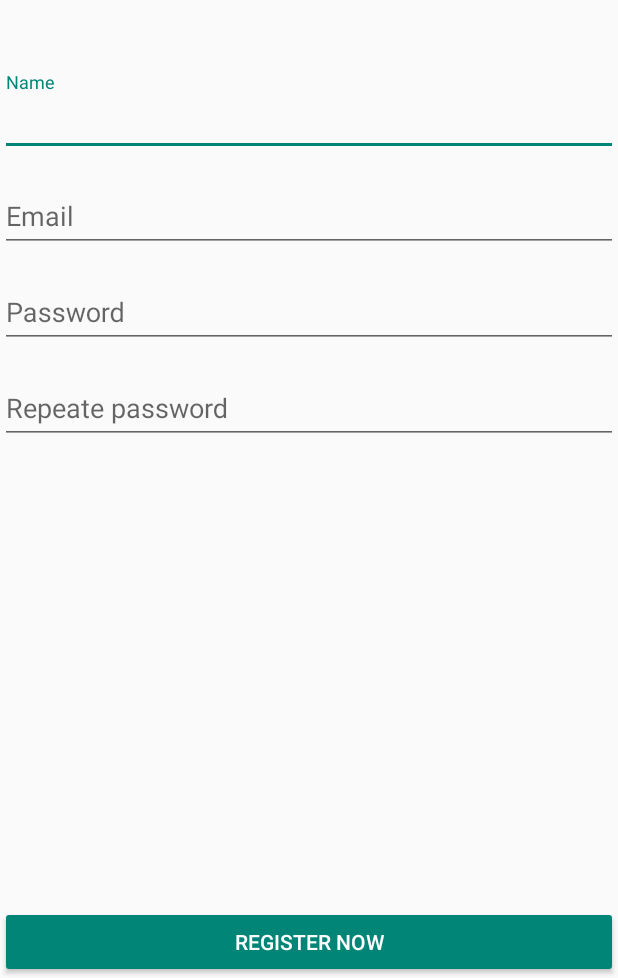
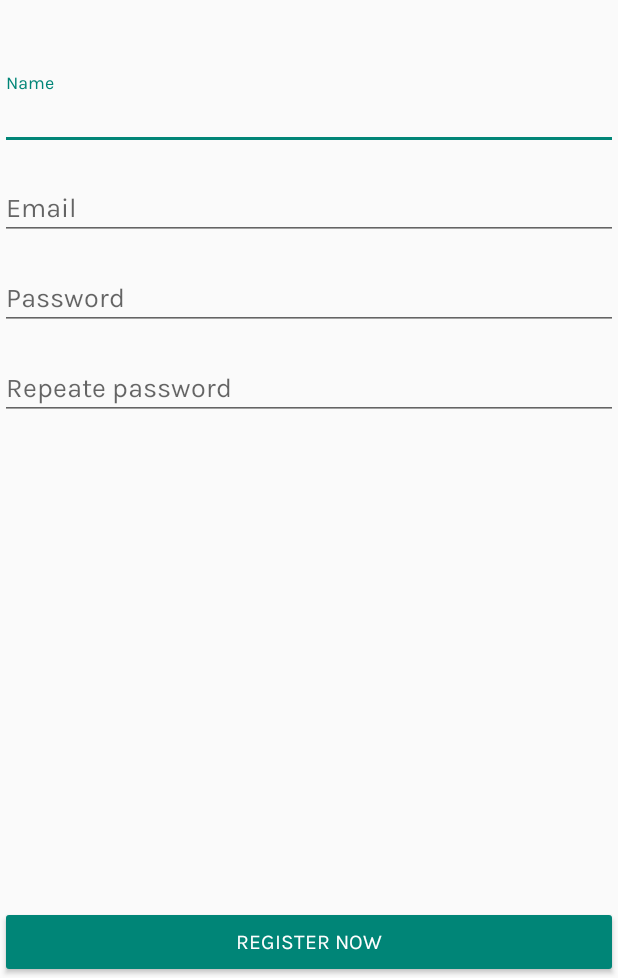
Before and after one commit to sergiokoloszuk/DigitalNews, an Android app: the RegisterActivity screen opened directly, with no data from a screen before it, on a phone screen of 412 x 824 dp, the part 258-1236 px from its top. Run offline under Robolectric (Android 15) with nearby library versions, the light colour scheme and no system bars; our stand-ins replace CircleImageView.

Commit message:
cor do botao e fonte

```diff
--- a/app/src/main/java/br/com/digitalnews/digitalnews/RegisterActivity.java
+++ b/app/src/main/java/br/com/digitalnews/digitalnews/RegisterActivity.java
@@ -20,7 +20,7 @@ public class RegisterActivity extends AppCompatActivity {
         btn_register_now.setOnClickListener(new View.OnClickListener() {
             @Override
             public void onClick(View v) {
-                startActivity(new Intent(RegisterActivity.this, ConfirmationActivity.class));
+                startActivity(new Intent(RegisterActivity.this, MainActivity.class));
             }
         });
 
--- a/app/src/main/res/layout/activity_register.xml
+++ b/app/src/main/res/layout/activity_register.xml
@@ -27,7 +27,8 @@
             android:layout_width="match_parent"
             android:layout_height="wrap_content"
             android:hint="Name"
-            android:inputType="text" />
+            android:inputType="text"
+            android:fontFamily="@font/karla_regular"/>
     </android.support.design.widget.TextInputLayout>
 
 
@@ -44,7 +45,8 @@
             android:layout_width="match_parent"
             android:layout_height="wrap_content"
             android:hint="Email"
-            android:inputType="textEmailAddress" />
+            android:inputType="textEmailAddress"
+            android:fontFamily="@font/karla_regular"/>
     </android.support.design.widget.TextInputLayout>
 
     <android.support.design.widget.TextInputLayout
@@ -60,7 +62,8 @@
             android:layout_width="match_parent"
             android:layout_height="wrap_content"
             android:hint="Password"
-            android:inputType="textPassword" />
+            android:inputType="textPassword"
+            android:fontFamily="@font/karla_regular"/>
     </android.support.design.widget.TextInputLayout>
 
     <android.support.design.widget.TextInputLayout
@@ -76,7 +79,8 @@
             android:layout_width="match_parent"
             android:layout_height="wrap_content"
             android:hint="Repeate password"
-            android:inputType="textPassword" />
+            android:inputType="textPassword"
+            android:fontFamily="@font/karla_regular"/>
     </android.support.design.widget.TextInputLayout>
 
     <Button
@@ -86,6 +90,7 @@
         android:layout_height="wrap_content"
         android:layout_alignParentBottom="true"
         android:text="Register now"
+        android:fontFamily="@font/karla_regular"
         android:textAllCaps="true" />
 
 
```
